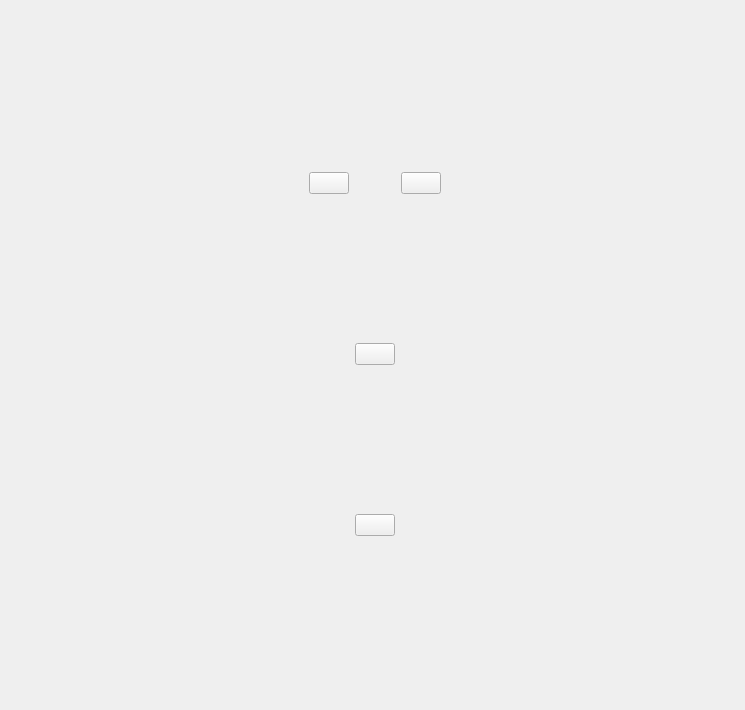
Qt form View/menu.ui (sherri-ice/far-from-home) before a commit.
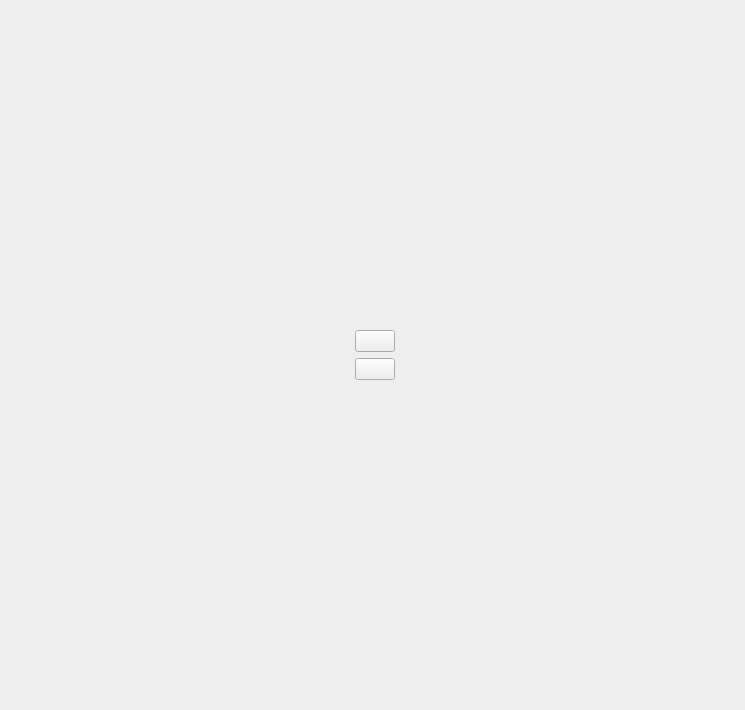
The same form after that commit. The open tabs and pages were chosen to show the change.

Commit message: deleted buttons (#64)

Patch:
```diff
--- a/View/menu.ui
+++ b/View/menu.ui
@@ -125,73 +125,14 @@
        <item row="0" column="0">
         <widget class="QWidget" name="settings_widget" native="true">
          <layout class="QGridLayout" name="gridLayout_5">
-          <item row="0" column="4">
-           <widget class="QPushButton" name="right_arrow">
-            <property name="text">
-             <string/>
-            </property>
-           </widget>
-          </item>
-          <item row="0" column="1">
-           <widget class="QPushButton" name="left_arrow">
-            <property name="text">
-             <string/>
-            </property>
-            <property name="autoDefault">
-             <bool>true</bool>
-            </property>
-            <property name="default">
-             <bool>false</bool>
-            </property>
-           </widget>
-          </item>
-          <item row="0" column="5">
-           <spacer name="horizontalSpacer_4">
-            <property name="orientation">
-             <enum>Qt::Horizontal</enum>
-            </property>
-            <property name="sizeHint" stdset="0">
-             <size>
-              <width>40</width>
-              <height>20</height>
-             </size>
-            </property>
-           </spacer>
-          </item>
-          <item row="2" column="0">
-           <spacer name="horizontalSpacer_5">
-            <property name="orientation">
-             <enum>Qt::Horizontal</enum>
-            </property>
-            <property name="sizeHint" stdset="0">
-             <size>
-              <width>40</width>
-              <height>20</height>
-             </size>
-            </property>
-           </spacer>
-          </item>
-          <item row="2" column="2">
+          <item row="2" column="1">
            <widget class="QPushButton" name="back_to_main_window">
             <property name="text">
              <string/>
             </property>
            </widget>
           </item>
-          <item row="0" column="0">
-           <spacer name="horizontalSpacer_3">
-            <property name="orientation">
-             <enum>Qt::Horizontal</enum>
-            </property>
-            <property name="sizeHint" stdset="0">
-             <size>
-              <width>40</width>
-              <height>20</height>
-             </size>
-            </property>
-           </spacer>
-          </item>
-          <item row="2" column="5">
+          <item row="2" column="3">
            <spacer name="horizontalSpacer_6">
             <property name="orientation">
              <enum>Qt::Horizontal</enum>
@@ -204,20 +145,52 @@
             </property>
            </spacer>
           </item>
-          <item row="0" column="2">
-           <widget class="QLabel" name="cur_lang">
-            <property name="text">
-             <string/>
-            </property>
-           </widget>
-          </item>
-          <item row="1" column="2">
+          <item row="1" column="1">
            <widget class="QPushButton" name="sound">
             <property name="text">
              <string/>
             </property>
            </widget>
           </item>
+          <item row="3" column="1">
+           <spacer name="verticalSpacer_3">
+            <property name="orientation">
+             <enum>Qt::Vertical</enum>
+            </property>
+            <property name="sizeHint" stdset="0">
+             <size>
+              <width>20</width>
+              <height>40</height>
+             </size>
+            </property>
+           </spacer>
+          </item>
+          <item row="2" column="0">
+           <spacer name="horizontalSpacer_5">
+            <property name="orientation">
+             <enum>Qt::Horizontal</enum>
+            </property>
+            <property name="sizeHint" stdset="0">
+             <size>
+              <width>40</width>
+              <height>20</height>
+             </size>
+            </property>
+           </spacer>
+          </item>
+          <item row="0" column="1">
+           <spacer name="verticalSpacer_4">
+            <property name="orientation">
+             <enum>Qt::Vertical</enum>
+            </property>
+            <property name="sizeHint" stdset="0">
+             <size>
+              <width>20</width>
+              <height>40</height>
+             </size>
+            </property>
+           </spacer>
+          </item>
          </layout>
         </widget>
        </item>
```
The commit also changes 1 other file.
